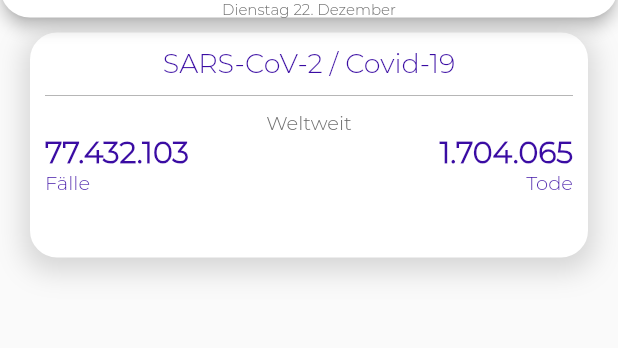
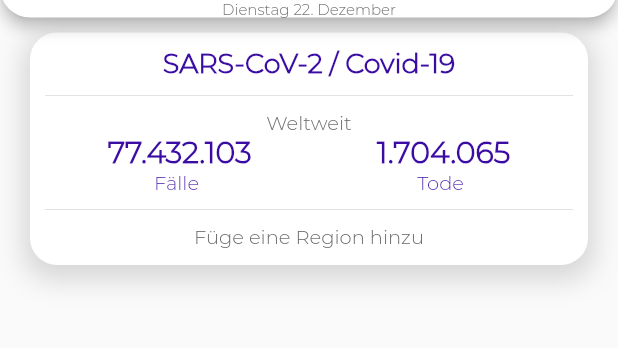
Before and after one commit to Domepo/virometer, a Flutter app: the screen it shows after launch, on a phone screen of 412 x 824 dp, the part 44-392 px from its top. Run offline on Flutter 3.47's test engine with Material 2 defaults, Android fonts, the phone set to English and light mode, and no system bars.

Commit message:
created the select-box

```diff
--- a/lib/screens/viro_home/homescreen.dart
+++ b/lib/screens/viro_home/homescreen.dart
@@ -10,7 +10,7 @@ class ViroApp extends StatelessWidget {
           appBar: HomeAppBar.getAppBar(),
           body: Container(
               margin: EdgeInsets.only(left: 20, top: 10, right: 20, bottom: 50),
-              height: 150,
+              height: 155,
               width: double.infinity,
               decoration: BoxDecoration(
                   color: Colors.white,
@@ -32,11 +32,11 @@ class ViroApp extends StatelessWidget {
                     alignment: Alignment.center,
                     child: Text("SARS-CoV-2 / Covid-19",
                         style:
-                            TextStyle(fontSize: 18, color: Color(0xff3A0CA3)))),
-                const Divider(
+                            TextStyle(fontSize: 18, color: Color(0xff3A0CA3), fontWeight: FontWeight.w600))),
+                Divider(
                   color: Colors.grey,
                   height: 20,
-                  thickness: 0.5,
+                  thickness: 0.2,
                   indent: 0,
                   endIndent: 0,
                 ),
@@ -46,14 +46,13 @@ class ViroApp extends StatelessWidget {
                         style:
                             TextStyle(fontSize: 13, color: Color(0xff6E6E6E)))),
                 Row(
-                  // crossAxisAlignment: CrossAxisAlignment.center,
+                  mainAxisAlignment: MainAxisAlignment.spaceAround,
                   children: [
-                    Expanded(
-                        child: Text("77.432.103",
+                    Text("77.432.103",
                         style: TextStyle(
                             fontSize: 20,
                             color: Color(0xff3A0CA3),
-                                fontWeight: FontWeight.bold))),
+                            fontWeight: FontWeight.bold)),
                     Text("1.704.065",
                         style: TextStyle(
                             fontSize: 20,
@@ -62,14 +61,13 @@ class ViroApp extends StatelessWidget {
                   ],
                 ),
                 Row(
-                  crossAxisAlignment: CrossAxisAlignment.center,
+                  mainAxisAlignment: MainAxisAlignment.spaceAround,
                   children: [
-                    Expanded(
-                        child: Text("Fälle",
+                    Text("Fälle",
                         style: TextStyle(
                           fontSize: 13,
                           color: Color(0xff3A0CA3),
-                            ))),
+                        )),
                     Text("Tode",
                         style: TextStyle(
                           fontSize: 13,
@@ -77,6 +75,17 @@ class ViroApp extends StatelessWidget {
                         )),
                   ],
                 ),
+                Divider(
+                  color: Colors.grey,
+                  height: 20,
+                  thickness: 0.2,
+                  indent: 0,
+                  endIndent: 0,
+                ), Align(
+                    alignment: Alignment.center,
+                    child: Text("Füge eine Region hinzu",
+                        style:
+                            TextStyle(fontSize: 13, color: Color(0xff6E6E6E)))),
               ])),
         ));
   }
```
Lines whose indentation alone changed are shown as unchanged.
